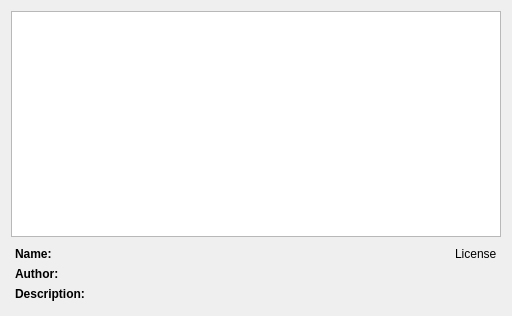
Above: src/lib/preferences/thememanager.ui from KDE/falkon before the change. Below: the same form after it.
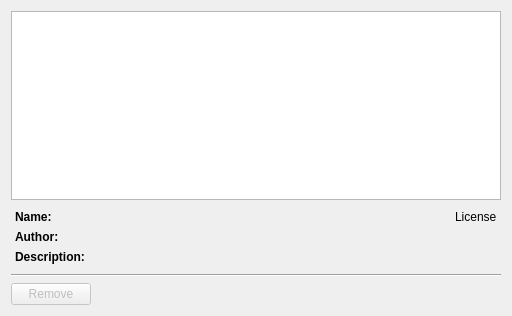
That is the form after the change. Custom widgets are drawn as their Qt base class.

Commit message: ThemeManager: Implement removing locally installed themes

What changed in the file:
```diff
--- a/src/lib/preferences/thememanager.ui
+++ b/src/lib/preferences/thememanager.ui
@@ -137,6 +137,40 @@
      </layout>
     </widget>
    </item>
+   <item>
+    <widget class="Line" name="line">
+     <property name="orientation">
+      <enum>Qt::Horizontal</enum>
+     </property>
+    </widget>
+   </item>
+   <item>
+    <layout class="QHBoxLayout" name="horizontalLayout_2">
+     <item>
+      <widget class="QPushButton" name="remove">
+       <property name="enabled">
+        <bool>false</bool>
+       </property>
+       <property name="text">
+        <string>Remove</string>
+       </property>
+      </widget>
+     </item>
+     <item>
+      <spacer name="horizontalSpacer">
+       <property name="orientation">
+        <enum>Qt::Horizontal</enum>
+       </property>
+       <property name="sizeHint" stdset="0">
+        <size>
+         <width>40</width>
+         <height>20</height>
+        </size>
+       </property>
+      </spacer>
+     </item>
+    </layout>
+   </item>
   </layout>
  </widget>
  <customwidgets>
```
The commit also changes 2 other files.
